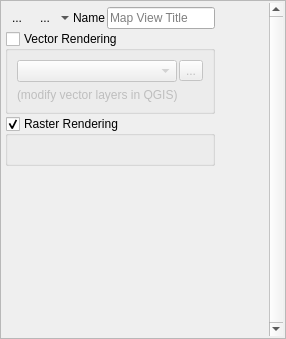
jakimowb/eo-time-series-viewer, file timeseriesviewer/ui/mapviewdefinition.ui: the form before one commit.
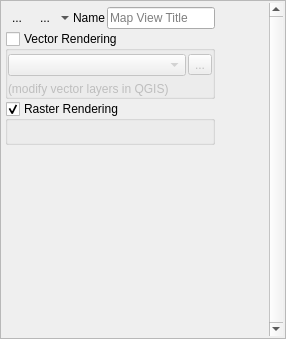
The form after the commit. Icons and pictures are not drawn. Custom widgets are drawn as their Qt base class.

```diff
--- a/timeseriesviewer/ui/mapviewdefinition.ui
+++ b/timeseriesviewer/ui/mapviewdefinition.ui
@@ -245,7 +245,7 @@
          <property name="minimumSize">
           <size>
            <width>0</width>
-           <height>0</height>
+           <height>25</height>
           </size>
          </property>
          <property name="title">
@@ -259,7 +259,19 @@
          </property>
          <layout class="QVBoxLayout" name="verticalLayout_2">
           <property name="sizeConstraint">
-           <enum>QLayout::SetMinAndMaxSize</enum>
+           <enum>QLayout::SetDefaultConstraint</enum>
+          </property>
+          <property name="leftMargin">
+           <number>0</number>
+          </property>
+          <property name="topMargin">
+           <number>3</number>
+          </property>
+          <property name="rightMargin">
+           <number>0</number>
+          </property>
+          <property name="bottomMargin">
+           <number>0</number>
           </property>
           <item>
            <layout class="QHBoxLayout" name="horizontalLayout">
@@ -321,7 +333,7 @@
          <property name="minimumSize">
           <size>
            <width>0</width>
-           <height>50</height>
+           <height>25</height>
           </size>
          </property>
          <property name="title">
@@ -341,7 +353,7 @@
            <number>0</number>
           </property>
           <property name="topMargin">
-           <number>0</number>
+           <number>3</number>
           </property>
           <property name="rightMargin">
            <number>0</number>
```
